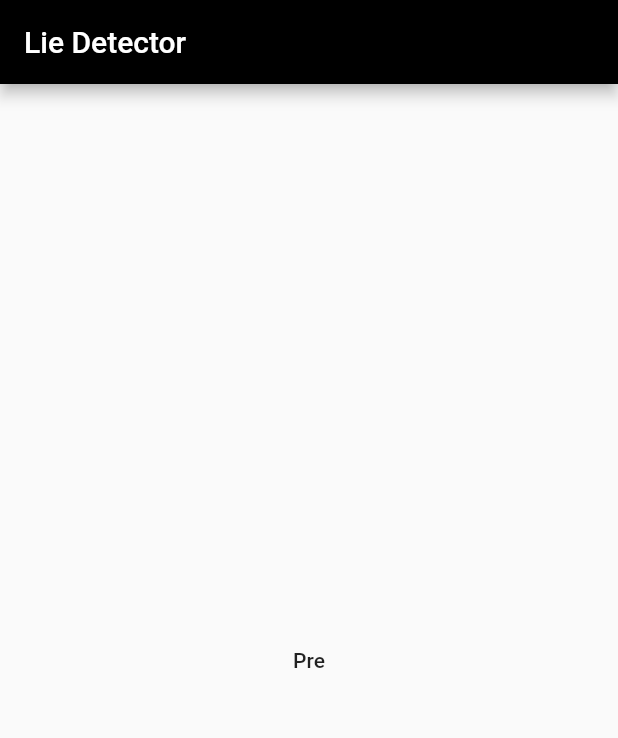
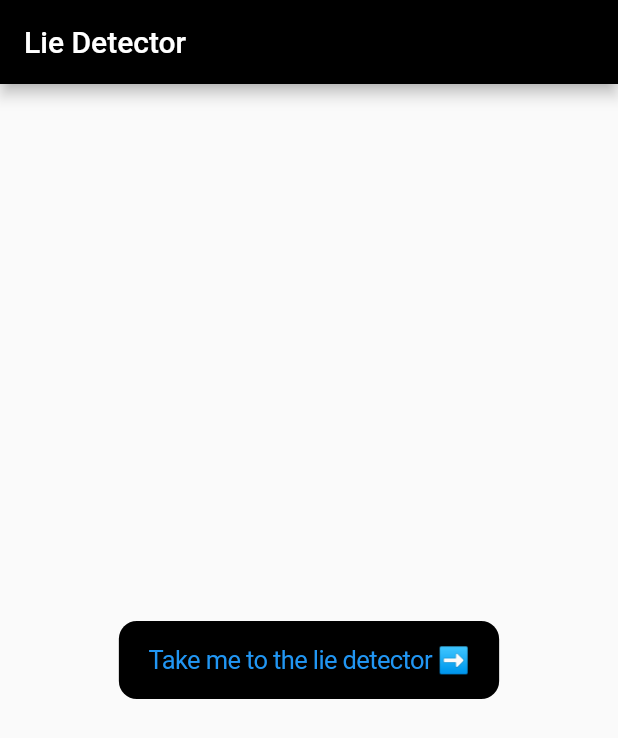
Before and after one commit to filippo-fonseca/lie-detector, a Flutter app: the screen it shows after launch, on a phone screen of 412 x 824 dp. Shown: the top 738 px of the screen. Run offline on Flutter 3.47's test engine with Material 2 defaults, Android fonts, the phone set to English and light mode, and no system bars; our stand-ins replace audioplayers.

Commit message:
feat(home): Add init button to UI

```diff
--- a/lib/main.dart
+++ b/lib/main.dart
@@ -1,4 +1,5 @@
 import 'package:flutter/material.dart';
+import "package:flutter/cupertino.dart";
 
 import 'generator.dart';
 
@@ -6,9 +7,11 @@ void main() {
   runApp(LieDetector());
 }
 
+Icon icon = Icon(Icons.check);
+
 Widget ld = LD();
 bool ldState = false;
-Widget childUse = Text("Pre");
+Widget childUse = Text("Take me to the lie detector ➡");
 
 class LieDetector extends StatefulWidget {
   @override
@@ -27,7 +30,8 @@ class _LieDetectorState extends State<LieDetector> {
           backgroundColor: Color(0xff000000),
         ),
         body: Center(
-            child: FlatButton(
+            child: CupertinoButton(
+          color: Color(0xff000000),
           onPressed: () {
             setState(() {
               childUse = LD();
```
